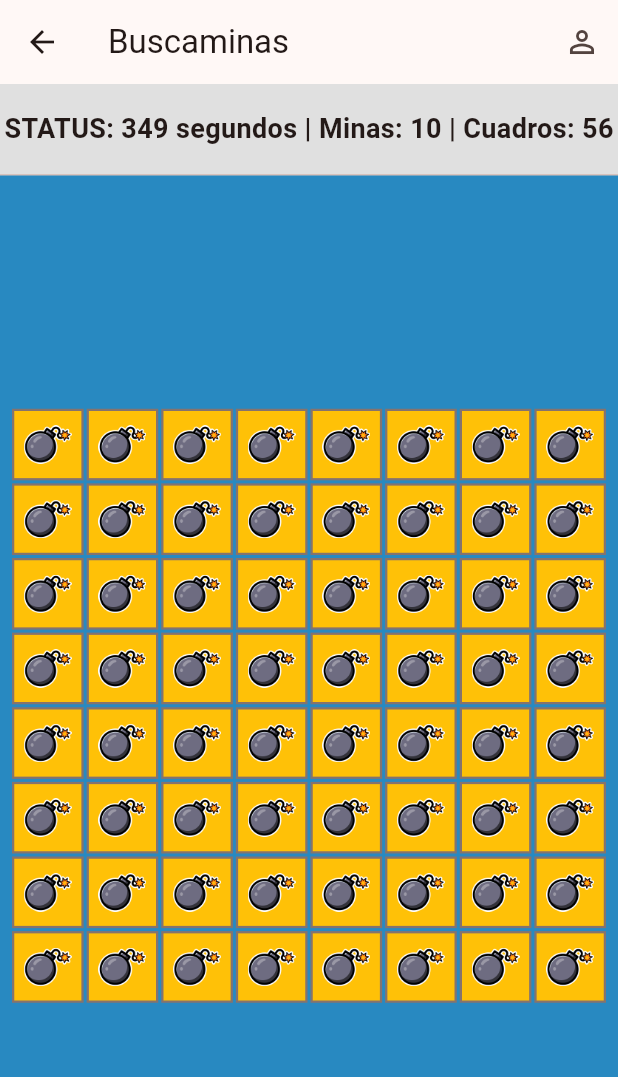
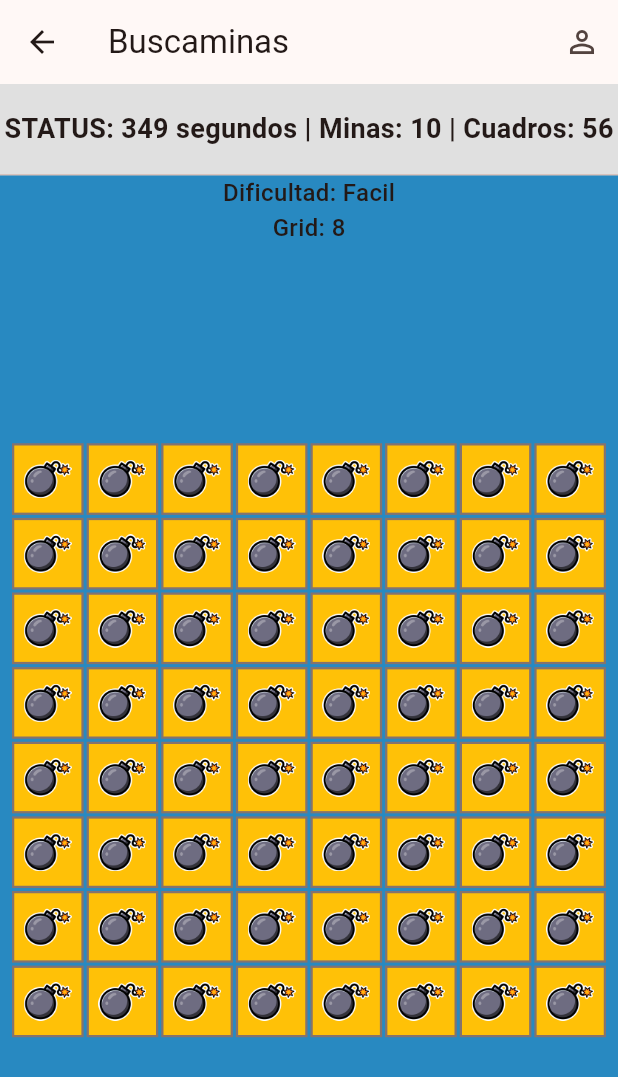
Before and after one commit to DavidMarvel-2409/3479A321_2021479302, a Flutter app: the screen it shows after launch, after a tap on "Jugar", on a phone screen of 412 x 824 dp. Shown: the top 1077 px of the screen. Run offline on Flutter 3.47's test engine with Material 3 defaults, Android fonts, the phone set to English and light mode, and no system bars; our stand-ins replace logger.

Commit message:
paso de parametros para pantalla de juego, visualisacion de dificultad en la pantalla. (pequeña nota)en el commit anterior se me olvido mencionar que complete la configuracion del mapa y las rutas

```diff
--- a/lib/ui/screens/menu_screen.dart
+++ b/lib/ui/screens/menu_screen.dart
@@ -13,7 +13,11 @@
           mainAxisAlignment: MainAxisAlignment.center,
           children: [
             ElevatedButton(
-              onPressed: () => Navigator.pushNamed(context, '/game'),
+              onPressed: () => Navigator.pushNamed(
+                context,
+                '/game',
+                arguments: {'difficulty': 'Facil', 'gridSize': 8},
+              ),
               child: const Text('Jugar'),
             ),
             const SizedBox(height: 12),
--- a/lib/ui/screens/minesweeper_screen.dart
+++ b/lib/ui/screens/minesweeper_screen.dart
@@ -36,6 +36,11 @@
 
   @override
   Widget build(BuildContext context) {
+    final args =
+        ModalRoute.of(context)?.settings.arguments as Map<String, dynamic>?;
+    // Definimos valores por defecto (Fallback) en caso de que lleguen nulos
+    final String difficulty = args?['difficulty'] ?? 'Desconocida';
+    final int gridSize = args?['gridSize'] ?? 8; //
     return Scaffold(
       appBar: AppBar(
         title: const Text('Buscaminas'),
@@ -68,6 +73,8 @@
               ),
             ),
             const Divider(height: 1),
+            Text('Dificultad: $difficulty'),
+            Text('Grid: $gridSize'),
             // Área de Juego
             Expanded(
               // Expande el tablero para llenar la pantalla
```
